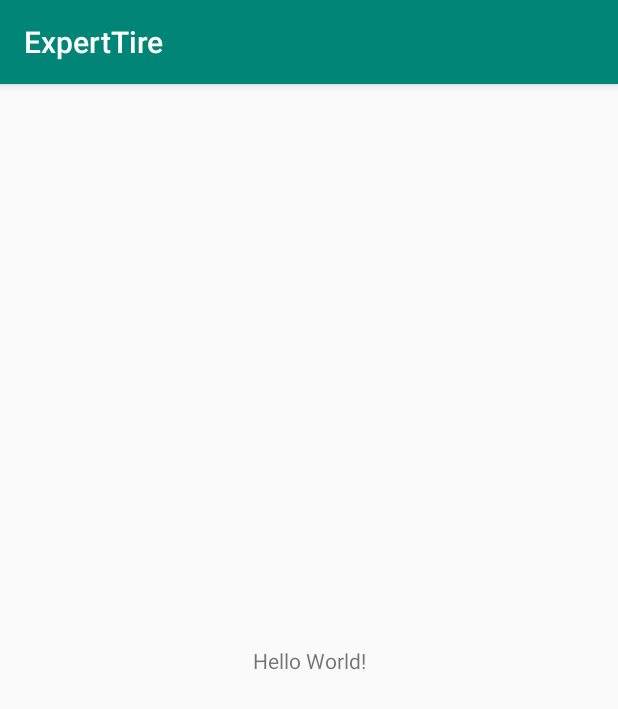
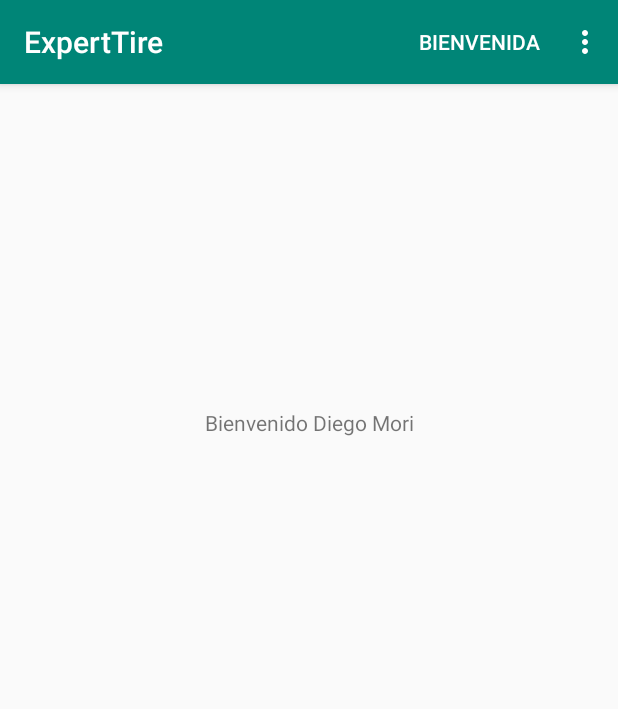
Before and after one commit to fabimeli17/aplicaciones-moviles, an Android app: the screen it shows after launch (MainActivity before the commit, BienvenidaActivity after it), on a phone screen of 412 x 824 dp. Shown: the top 709 px of the screen. Run offline under Robolectric (Android 15) with nearby library versions, the phone set to English and light mode, and no system bars.

Commit message:
Bienvenida y UbicarPuntoVenta

```diff
--- a/ExpertTire/app/build.gradle
+++ b/ExpertTire/app/build.gradle
@@ -23,6 +23,7 @@ dependencies {
     implementation fileTree(dir: 'libs', include: ['*.jar'])
     implementation 'androidx.appcompat:appcompat:1.0.2'
     implementation 'androidx.constraintlayout:constraintlayout:1.1.3'
+    implementation 'com.google.android.gms:play-services-maps:16.1.0'
     testImplementation 'junit:junit:4.12'
     androidTestImplementation 'androidx.test:runner:1.1.1'
     androidTestImplementation 'androidx.test.espresso:espresso-core:3.1.1'
--- /dev/null
+++ b/ExpertTire/app/src/main/java/com/example/experttire/BienvenidaActivity.java
@@ -0,0 +1,102 @@
+package com.example.experttire;
+
+import androidx.appcompat.app.AppCompatActivity;
+
+import android.content.Intent;
+import android.os.Bundle;
+import android.util.Log;
+import android.view.Menu;
+import android.view.MenuItem;
+import android.widget.EditText;
+import android.widget.TextView;
+
+public class BienvenidaActivity extends AppCompatActivity {
+
+    @Override
+    protected void onCreate(Bundle savedInstanceState) {
+        super.onCreate(savedInstanceState);
+        setContentView(R.layout.activity_bienvenida);
+        final TextView textoBienvenida = (TextView) findViewById(R.id.nombre);
+        textoBienvenida.setText("Bienvenido Diego Mori");
+
+    }
+
+    @Override
+    public boolean onCreateOptionsMenu(Menu menu) {
+        // Inflate the menu; this adds items to the action bar if it is present.
+        getMenuInflater().inflate(R.menu.principal, menu);
+        return true;
+    }
+
+
+    Intent intent;
+
+    @Override
+    public boolean onOptionsItemSelected(MenuItem item) {
+        // Handle item selection
+        switch (item.getItemId()) {
+            case R.id.menu_bienvenida:
+                //showHelp();
+                intent = new Intent(this, BienvenidaActivity.class);
+                startActivity(intent);
+                Log.i("======>", "click en menu_bienvenida...");
+                return true;
+
+            case R.id.menu_punto_venta:
+                //newGame();
+                intent = new Intent(this, UbicarPuntoVentaActivity.class);
+                startActivity(intent);
+                Log.i("======>", "click en menu_punto_venta...");
+                return true;
+
+            /*
+            case R.id.menu_consultar:
+                //showHelp();
+                Intent intentConsultar = new Intent(this, ConsultaProductosActivity.class);
+                startActivity(intentConsultar);
+                Log.i("======>", "click en menu_consultar...");
+                return true;
+            case R.id.menu_ubicanos:
+                //newGame();
+                Intent intentUbicanos = new Intent(this, UbicacionVentaDeliveryActivity.class);
+                startActivity(intentUbicanos);
+                Log.i("======>", "click en menu_ubicanos...");
+                return true;
+            case R.id.menu_delivery:
+                Intent intentMapa = new Intent(this, UbicacionVentaDeliveryActivity.class);
+                startActivity(intentMapa);
+                Log.i("======>", "click en menu_delivery...");
+                return true;
+            case R.id.menu_llamar:
+                Intent intentLlamar = new Intent(this, LlamarTiendaActivity.class);
+                startActivity(intentLlamar);
+                Log.i("======>", "click en menu_llamar...");
+                return true;
+            case R.id.menu_pedido:
+                Intent intentPedido = new Intent(this, FotoPedidoActivity.class);
+                startActivity(intentPedido);
+                Log.i("======>", "click en menu_pedido...");
+                return true;
+            case R.id.menu_comprar:
+                Intent intentComprar = new Intent(this, ComprarProducto.class);
+                startActivity(intentComprar);
+                Log.i("======>", "click en menu_comprar...");
+                return true;
+            case R.id.menu_asistencia:
+                Intent intentAsistencia = new Intent(this, SolicitarAsistenciaActivity.class);
+                startActivity(intentAsistencia);
+                Log.i("======>", "click en menu_asistencia...");
+                return true;
+            case R.id.menu_notificaciones:
+                Intent intentNotificaciones = new Intent(this, NotificacionesActivity.class);
+                startActivity(intentNotificaciones);
+                Log.i("======>", "click en menu_notificaciones...");
+                return true;
+             */
+            default:
+                return super.onOptionsItemSelected(item);
+        }
+    }
+
+
+}
--- /dev/null
+++ b/ExpertTire/app/src/main/res/layout/activity_bienvenida.xml
@@ -0,0 +1,18 @@
+<?xml version="1.0" encoding="utf-8"?>
+<androidx.constraintlayout.widget.ConstraintLayout xmlns:android="http://schemas.android.com/apk/res/android"
+    xmlns:app="http://schemas.android.com/apk/res-auto"
+    xmlns:tools="http://schemas.android.com/tools"
+    android:layout_width="match_parent"
+    android:layout_height="match_parent"
+    tools:context=".BienvenidaActivity">
+
+    <TextView
+        android:id="@+id/nombre"
+        android:layout_width="wrap_content"
+        android:layout_height="wrap_content"
+        android:layout_marginTop="216dp"
+        android:text=""
+        app:layout_constraintEnd_toEndOf="parent"
+        app:layout_constraintStart_toStartOf="parent"
+        app:layout_constraintTop_toTopOf="parent" />
+</androidx.constraintlayout.widget.ConstraintLayout>
--- /dev/null
+++ b/ExpertTire/app/src/main/res/menu/principal.xml
@@ -0,0 +1,53 @@
+<?xml version="1.0" encoding="utf-8"?>
+<menu xmlns:app="http://schemas.android.com/apk/res-auto"
+    xmlns:android="http://schemas.android.com/apk/res/android">
+
+    <item
+        android:id="@+id/menu_bienvenida"
+        android:title="Bienvenida"
+        app:showAsAction="always"/>
+
+
+    <item
+        android:id="@+id/menu_punto_venta"
+        android:title="Ubicar Punto Venta"
+        app:showAsAction="never"/>
+
+    <item
+        android:id="@+id/menu_delivery"
+        android:title="Venta Delivery"
+        app:showAsAction="never"/>
+
+    <item
+        android:id="@+id/menu_consultar"
+        android:title="Consultar Llantas"
+        app:showAsAction="never"/>
+
+    <item
+        android:id="@+id/menu_llamar"
+        android:title="Llamar tienda"
+        app:showAsAction="never"/>
+
+    <item
+        android:id="@+id/menu_pedido"
+        android:title="Solicitar Pedido"
+        app:showAsAction="never"/>
+
+    <item
+        android:id="@+id/menu_comprar"
+        android:title="Comprar Llanta"
+        app:showAsAction="never"/>
+
+    <item
+        android:id="@+id/menu_asistencia"
+        android:title="Asistencia Técnica"
+        app:showAsAction="never"/>
+
+    <item
+        android:id="@+id/menu_notificaciones"
+        android:title="Notificaciones"
+        app:showAsAction="never"/>
+
+
+
+</menu>
--- a/ExpertTire/app/src/main/res/values/strings.xml
+++ b/ExpertTire/app/src/main/res/values/strings.xml
@@ -1,3 +1,4 @@
 <resources>
     <string name="app_name">ExpertTire</string>
+    <string name="title_activity_ubicar_punto_venta">Map</string>
 </resources>
```
Also changed, not shown: ExpertTire/app/src/debug/res/values/google_maps_api.xml (added, +24 -0 lines), ExpertTire/app/src/main/AndroidManifest.xml (+25 -1 lines), ExpertTire/app/src/main/java/com/example/experttire/UbicarPuntoVentaActivity.java (added, +144 -0 lines), ExpertTire/app/src/main/res/layout/activity_ubicar_punto_venta.xml (added, +9 -0 lines), 1 other file.
